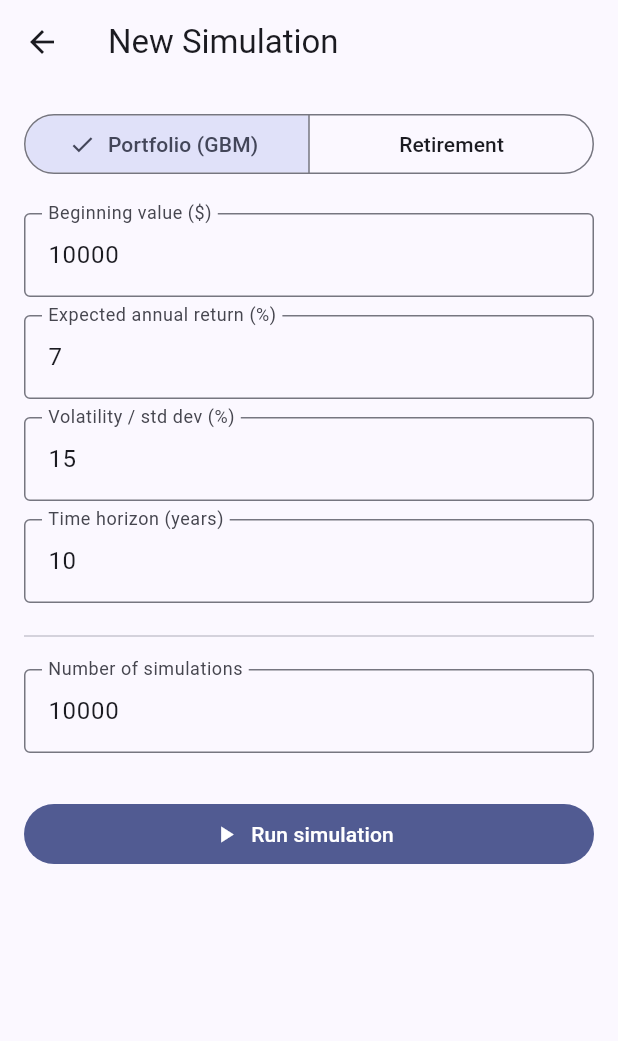
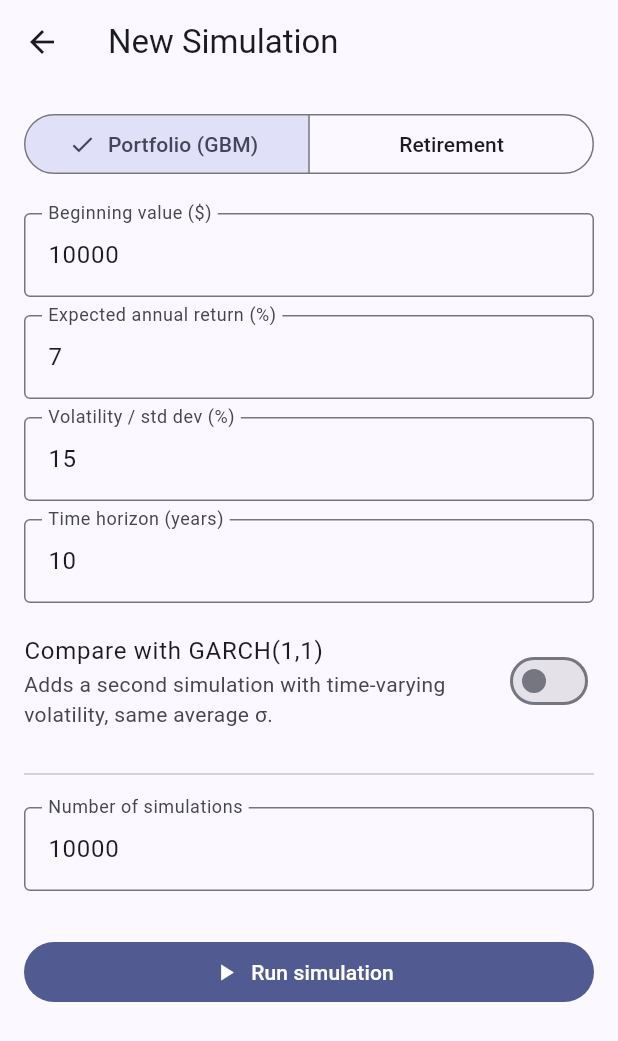
Before and after one commit to Bobs-Dev-Attic/MonteCarloSimulator, a Flutter app: the SimulationFormScreen screen opened directly, on a phone screen of 412 x 824 dp. Shown: the top 1041 px of the screen. Run offline on Flutter 3.47's test engine with Material 3 defaults, Android fonts, the phone set to English and light mode, and no system bars; our stand-ins replace cloud_firestore, cloud_functions, firebase_auth, firebase_core, fl_chart, flutter_riverpod and 1 more; accounts and stored records are empty.

Commit message:
feat(form): add Compare with GARCH toggle to GBM form

```diff
--- a/lib/screens/simulation_form_screen.dart
+++ b/lib/screens/simulation_form_screen.dart
@@ -18,6 +18,7 @@ class _SimulationFormScreenState extends ConsumerState<SimulationFormScreen> {
   final _formKey = GlobalKey<FormState>();
   String _model = 'gbm';
   bool _busy = false;
+  bool _compareGarch = false;
   String? _error;
 
   // GBM fields.
@@ -62,6 +63,7 @@ class _SimulationFormScreenState extends ConsumerState<SimulationFormScreen> {
         sigma: _d(_sigma) / 100,
         years: _d(_years),
         nSims: nSims,
+        compareGarch: _compareGarch,
       );
     }
     return SimulationConfig.retirement(
@@ -155,6 +157,18 @@ class _SimulationFormScreenState extends ConsumerState<SimulationFormScreen> {
         _numField(_mu, 'Expected annual return (%)'),
         _numField(_sigma, 'Volatility / std dev (%)'),
         _numField(_years, 'Time horizon (years)'),
+        Padding(
+          padding: const EdgeInsets.symmetric(vertical: 6),
+          child: SwitchListTile.adaptive(
+            contentPadding: EdgeInsets.zero,
+            value: _compareGarch,
+            onChanged: (v) => setState(() => _compareGarch = v),
+            title: const Text('Compare with GARCH(1,1)'),
+            subtitle: const Text(
+              'Adds a second simulation with time-varying volatility, same average σ.',
+            ),
+          ),
+        ),
       ];
 
   List<Widget> _retirementFields() => [
```
